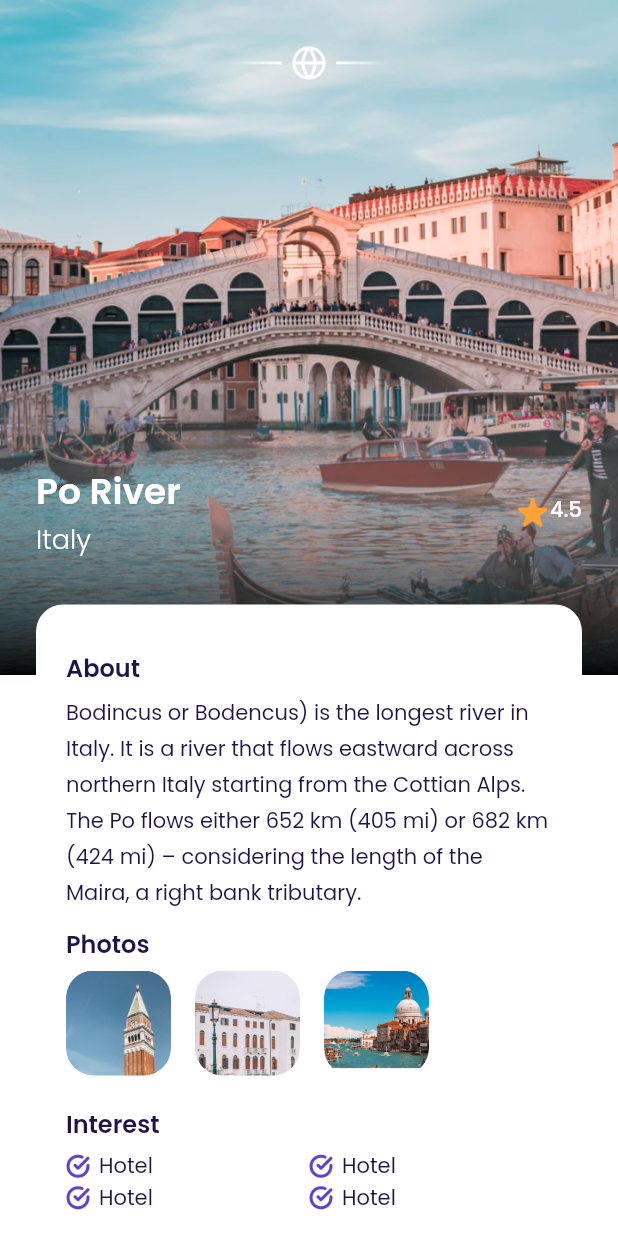
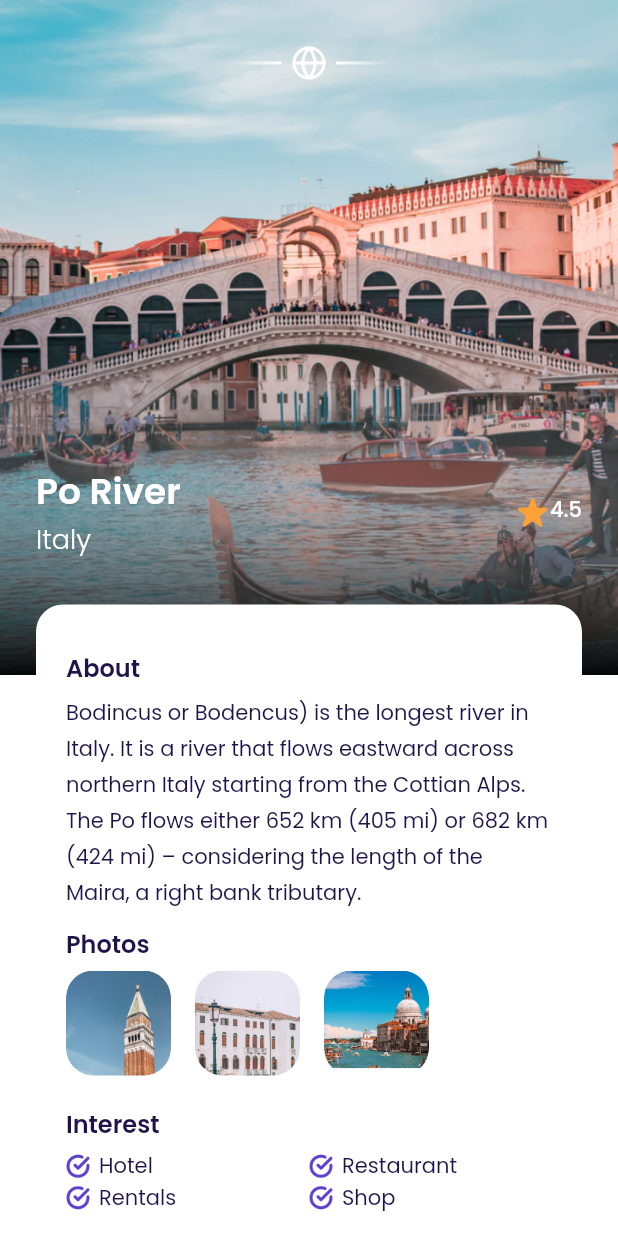
Before and after one commit to daffapw/booking_app, a Flutter app: the DetailPage screen opened directly, on a phone screen of 412 x 824 dp. Run offline on Flutter 3.47's test engine with Material 2 defaults, Android fonts, the phone set to English and light mode, and no system bars; our stand-ins replace google_fonts.

Commit message:
second commit

```diff
--- a/lib/ui/pages/detail_page.dart
+++ b/lib/ui/pages/detail_page.dart
@@ -153,8 +153,8 @@ class DetailPage extends StatelessWidget {
                   ),
                   Row(
                     children: [
-                      Interest(interest: 'Hotel'),
-                      Interest(interest: 'Restaurant'),
+                      Interest(interest: 'Rentals'),
+                      Interest(interest: 'Shop'),
                     ],
                   ),
                 ],
--- a/lib/ui/widgets/interest.dart
+++ b/lib/ui/widgets/interest.dart
@@ -21,7 +21,7 @@ class Interest extends StatelessWidget {
                     image: AssetImage('assets/checklist.png'))),
           ),
           Text(
-            'Hotel',
+            interest,
             style: blackText,
           )
         ],
```
